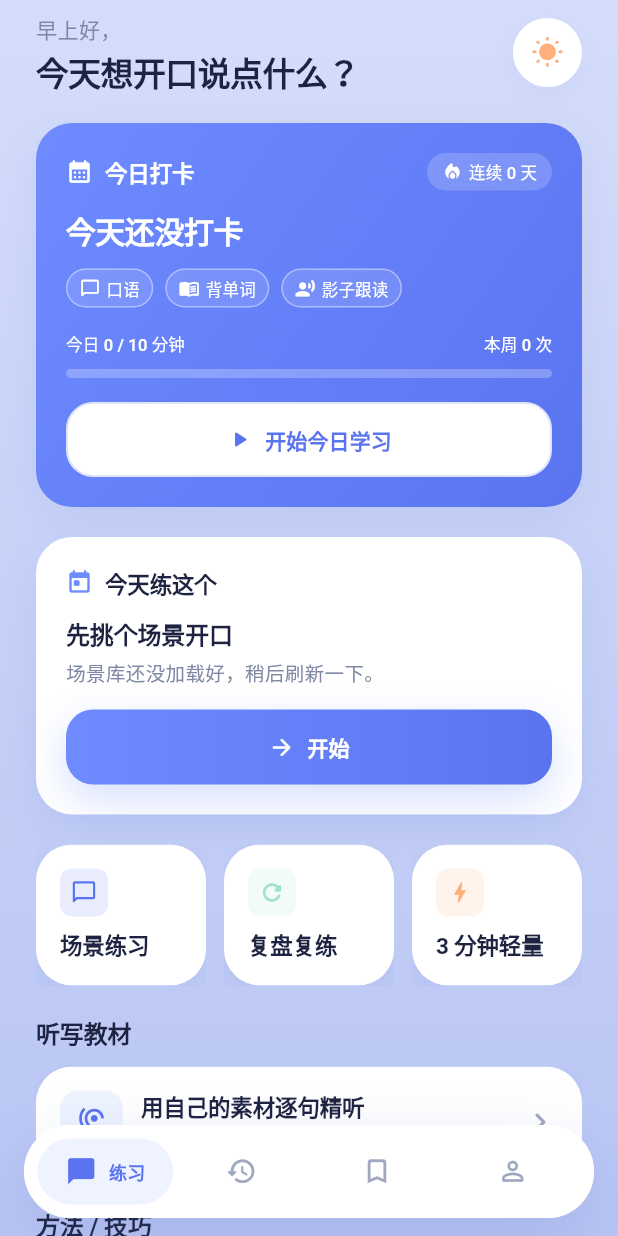
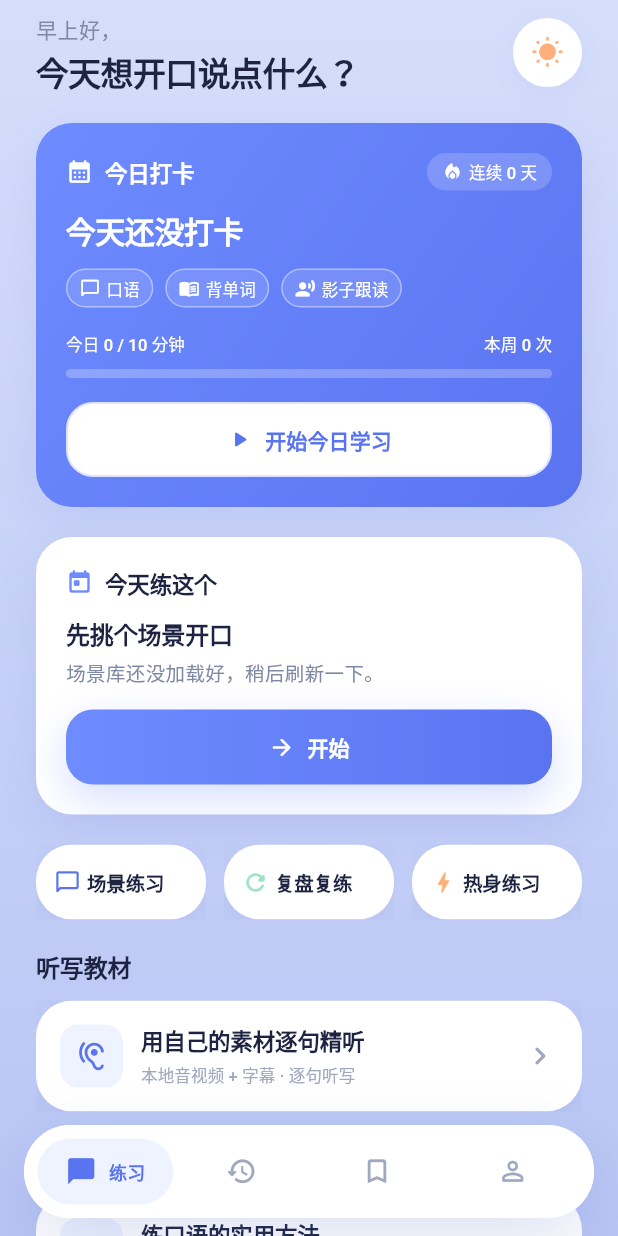
Before and after one commit to 51www/kele-study-english-, a Flutter app: the screen it shows after launch, on a phone screen of 412 x 824 dp. Run offline on Flutter 3.47's test engine with Material 3 defaults, Android fonts, the phone set to English and light mode, and no system bars; our stand-ins replace connectivity_plus, dio, drift, file_picker, flutter_riverpod, flutter_secure_storage and 5 more; missing offline and left inert: audio_session, charset, record; accounts and stored records are empty; generated files the repository leaves out were written again.

Commit message:
feat: 首页练习卡片改横向图标布局，轻量入口更名为热身练习

```diff
--- a/lib/features/home/home_page.dart
+++ b/lib/features/home/home_page.dart
@@ -116,7 +116,7 @@ class _Body extends StatelessWidget {
   }
 }
 
-/// 练习入口一行三卡：场景练习 / 复盘复练 / 3 分钟轻量。
+/// 练习入口一行三卡：场景练习 / 复盘复练 / 热身练习。
 /// 收纳原首页散落的轻量按钮与听写栏目，统一形态、缩短操作路径。
 class _PracticeGrid extends StatelessWidget {
   const _PracticeGrid();
@@ -152,7 +152,7 @@ class _PracticeGrid extends StatelessWidget {
               context,
               icon: Icons.bolt_rounded,
               tint: AppColors.orange,
-              title: '3 分钟轻量',
+              title: '热身练习',
               route: '/quick',
             ),
           ),
@@ -170,22 +170,22 @@ class _PracticeGrid extends StatelessWidget {
   }) {
     return AppCard(
       onTap: () => context.push(route),
-      padding: const EdgeInsets.all(AppSpacing.cardInner),
-      child: Column(
-        crossAxisAlignment: CrossAxisAlignment.start,
-        mainAxisSize: MainAxisSize.min,
+      padding: const EdgeInsets.symmetric(
+        horizontal: AppSpacing.sm,
+        vertical: AppSpacing.md,
+      ),
+      child: Row(
         children: [
-          Container(
-            width: 32,
-            height: 32,
-            decoration: BoxDecoration(
-              color: tint.withValues(alpha: 0.14),
-              borderRadius: BorderRadius.circular(AppSpacing.element),
+          Icon(icon, color: tint, size: 18),
+          const SizedBox(width: AppSpacing.xxs),
+          Expanded(
+            child: Text(
+              title,
+              style: AppText.cardTitle.copyWith(fontSize: 13),
+              maxLines: 1,
+              overflow: TextOverflow.ellipsis,
             ),
-            child: Icon(icon, color: tint, size: 18),
           ),
-          const SizedBox(height: AppSpacing.element),
-          Text(title, style: AppText.cardTitle, maxLines: 2, overflow: TextOverflow.ellipsis),
         ],
       ),
     );
```
